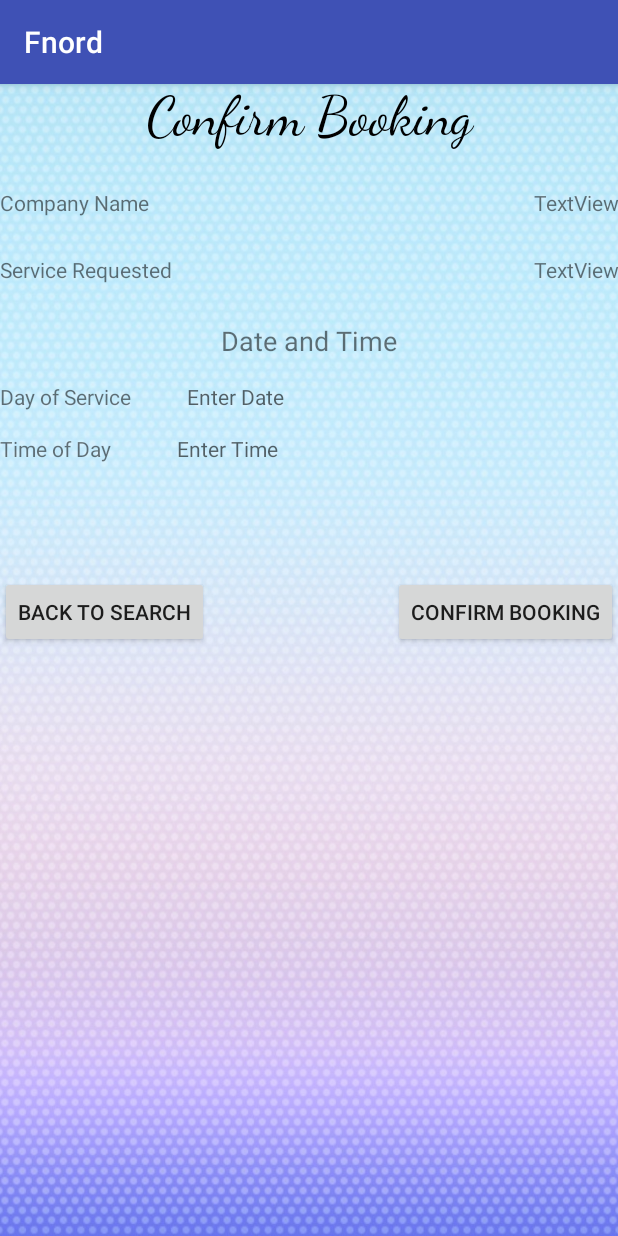
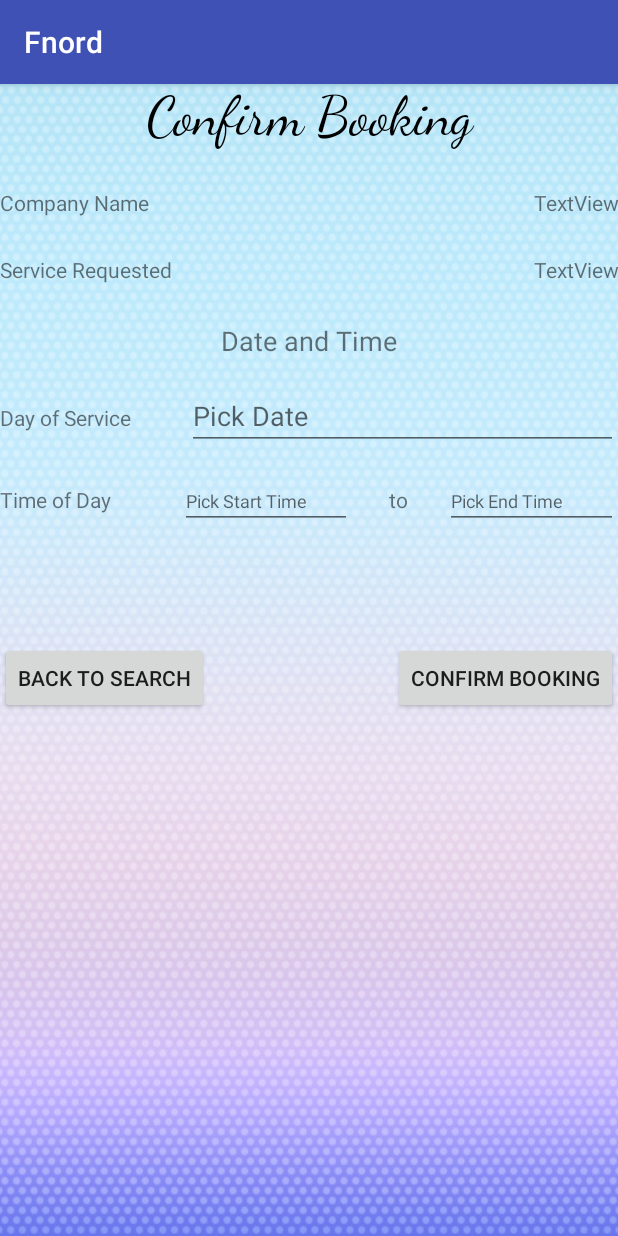
Before and after one commit to cryptaliagy/Fnord, an Android app: the BookService screen opened directly, with no data from a screen before it, on a phone screen of 412 x 824 dp. Run offline under Robolectric (Android 15) with nearby library versions, the phone set to English and light mode, and no system bars; libraries missing offline, so code that uses them is left out: com.wdullaer.materialdatetimepicker; 3 statements that could not run were skipped.

```diff
--- a/app/src/main/java/slng/fnord/Activities/HomeOwner/BookService.java
+++ b/app/src/main/java/slng/fnord/Activities/HomeOwner/BookService.java
@@ -2,15 +2,48 @@ package slng.fnord.Activities.HomeOwner;
 
 
 import androidx.appcompat.app.AppCompatActivity;
+
 import android.os.Bundle;
+import android.widget.EditText;
+import android.widget.TextView;
+
+import com.wdullaer.materialdatetimepicker.date.DatePickerDialog;
+import com.wdullaer.materialdatetimepicker.time.TimePickerDialog;
+
+import java.util.Calendar;
+import java.util.Date;
 
 import slng.fnord.R;
+import slng.fnord.Structures.ServiceProvider;
 
 public class BookService extends AppCompatActivity {
+    public static ServiceProvider serviceProvider;
+    public static String serviceName;
+    private Calendar date;
 
     @Override
     protected void onCreate(Bundle savedInstanceState) {
         super.onCreate(savedInstanceState);
         setContentView(R.layout.activity_hobook_service);
+
+        EditText startTimeTV = findViewById(R.id.pickStartTimeTV);
+        EditText endTimeTV = findViewById(R.id.pickEndTimeTV);
+
+        EditText datePickerTV = findViewById(R.id.datePickTV);
+
+
+        DatePickerDialog datePickerDialog = DatePickerDialog.newInstance(((view, year, monthOfYear, dayOfMonth) -> {
+            date.set(year, monthOfYear, dayOfMonth);
+            datePickerTV.setText(date.toString());
+        }), Calendar.getInstance());
+
+        TimePickerDialog startTimePickerDialog = TimePickerDialog.newInstance(((view, hourOfDay, minute, second) -> {
+
+        }), 0, 0, 0, true);
+
+        TimePickerDialog endTimePickerDialog = TimePickerDialog.newInstance(((view, hourOfDay, minute, second) -> {
+
+        }), 23, 0, 0, true);
+
     }
 }
--- a/app/src/main/res/layout/activity_hobook_service.xml
+++ b/app/src/main/res/layout/activity_hobook_service.xml
@@ -110,13 +110,14 @@
                 android:layout_weight="1"
                 android:text="Day of Service" />
 
-            <TextView
-                android:id="@+id/editText"
+            <EditText
+                android:id="@+id/datePickTV"
                 android:layout_width="250dp"
                 android:layout_height="wrap_content"
                 android:layout_weight="1"
                 android:ems="10"
-                android:hint="Enter Date"
+                android:focusable="false"
+                android:hint="Pick Date"
                 android:inputType="date" />
         </LinearLayout>
 
@@ -131,19 +132,40 @@
 
             <TextView
                 android:id="@+id/textView61"
-                android:layout_width="wrap_content"
+                android:layout_width="15dp"
                 android:layout_height="wrap_content"
                 android:layout_weight="1"
                 android:text="Time of Day" />
 
-            <TextView
-                android:id="@+id/editText2"
-                android:layout_width="250dp"
+            <EditText
+                android:id="@+id/pickStartTimeTV"
+                android:layout_width="10dp"
                 android:layout_height="wrap_content"
                 android:layout_weight="1"
                 android:ems="10"
-                android:hint="Enter Time"
-                android:inputType="time" />
+                android:focusable="false"
+                android:hint="Pick Start Time"
+                android:inputType="time"
+                android:textSize="12sp" />
+
+            <TextView
+                android:id="@+id/textView68"
+                android:layout_width="10dp"
+                android:layout_height="wrap_content"
+                android:layout_weight="0.5"
+                android:text="to"
+                android:textAlignment="center" />
+
+            <EditText
+                android:id="@+id/pickEndTimeTV"
+                android:layout_width="10dp"
+                android:layout_height="wrap_content"
+                android:layout_weight="1"
+                android:ems="10"
+                android:focusable="false"
+                android:hint="Pick End Time"
+                android:inputType="time"
+                android:textSize="12sp" />
         </LinearLayout>
 
         <Space
```
Also changed, not shown: app/src/main/java/slng/fnord/Activities/ServiceProvider/Availability.java (+23 -22 lines), app/src/main/java/slng/fnord/Structures/Booking.java (+25 -5 lines), app/src/main/res/layout/activity_spadd_availability.xml (+28 -16 lines).
